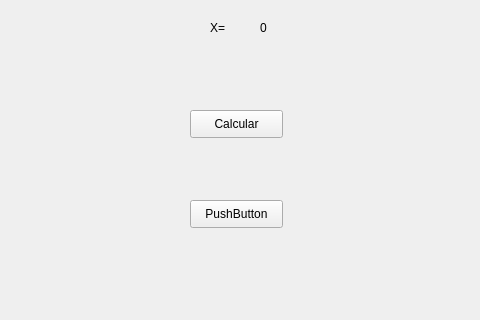
Above: Afim_tela.ui from Joyce-Ribeiro/Def-Calculadora before the change; both pictures show x 150 to 630 and y 280 to 600 of the 800 by 600 pixel window. Below: the same form after it.
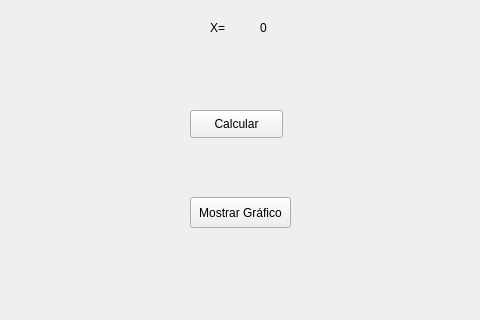
That is the form after the change.

Diff of the .ui file:
```diff
--- a/Afim_tela.ui
+++ b/Afim_tela.ui
@@ -229,13 +229,13 @@
     <property name="geometry">
      <rect>
       <x>340</x>
-      <y>480</y>
-      <width>93</width>
-      <height>28</height>
+      <y>477</y>
+      <width>101</width>
+      <height>31</height>
      </rect>
     </property>
     <property name="text">
-     <string>PushButton</string>
+     <string>Mostrar Gráfico</string>
     </property>
    </widget>
   </widget>
```
